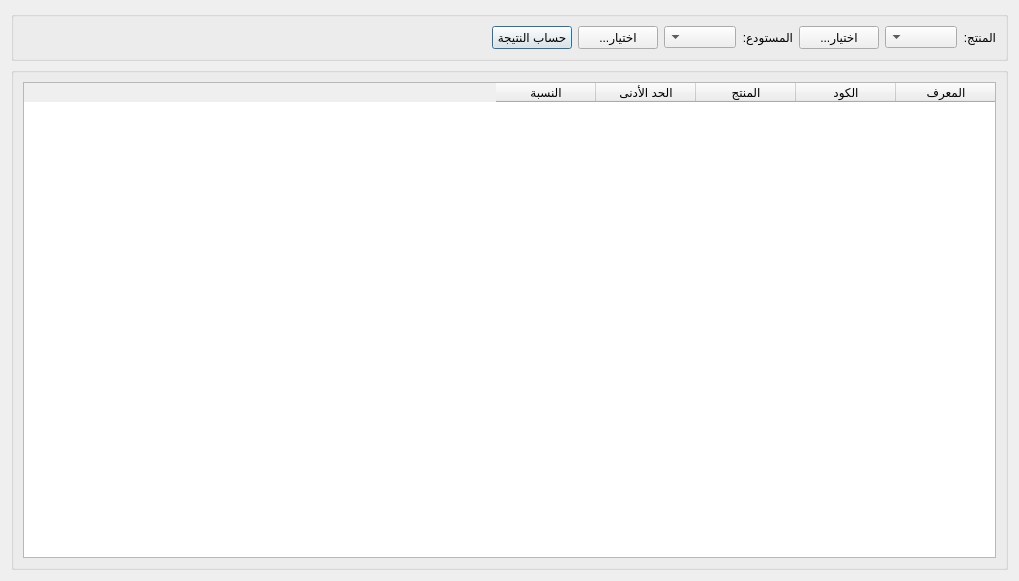
The window that Ui_ReOrderMaterialReport.ui (rabee361/E-commerce2) describes before a commit, drawn with Qt 5.
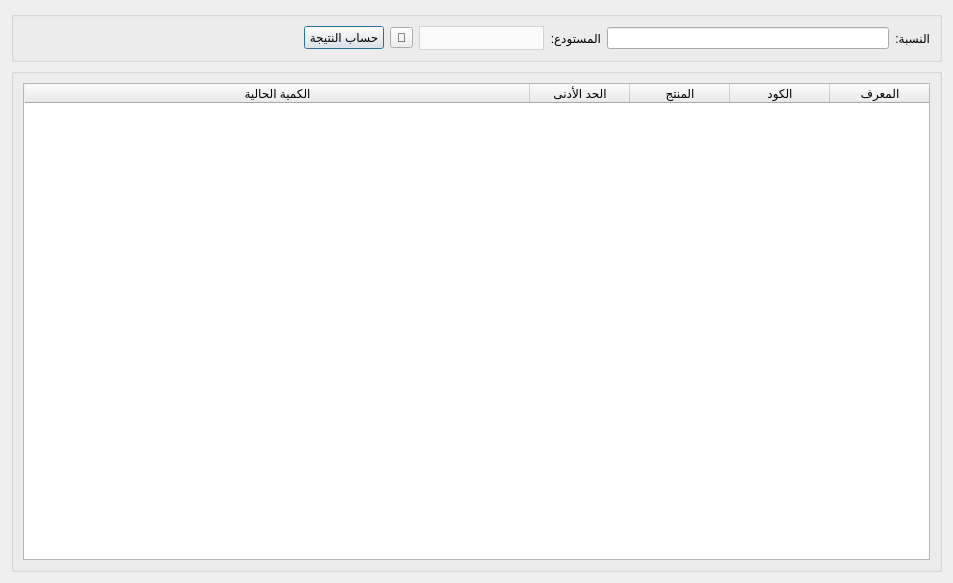
The same window after the commit. Icons and pictures are not drawn.

The edit to the form file:
```diff
--- a/Ui_ReOrderMaterialReport.ui
+++ b/Ui_ReOrderMaterialReport.ui
@@ -9,8 +9,8 @@
    <rect>
     <x>0</x>
     <y>0</y>
-    <width>1019</width>
-    <height>581</height>
+    <width>953</width>
+    <height>583</height>
    </rect>
   </property>
   <property name="windowTitle">
@@ -42,7 +42,7 @@
          <enum>Qt::RightToLeft</enum>
         </property>
         <attribute name="horizontalHeaderStretchLastSection">
-         <bool>false</bool>
+         <bool>true</bool>
         </attribute>
         <attribute name="verticalHeaderStretchLastSection">
          <bool>false</bool>
@@ -69,7 +69,7 @@
         </column>
         <column>
          <property name="text">
-          <string>النسبة</string>
+          <string>الكمية الحالية</string>
          </property>
         </column>
        </widget>
@@ -82,7 +82,7 @@
      <property name="maximumSize">
       <size>
        <width>16777215</width>
-       <height>60</height>
+       <height>16777215</height>
       </size>
      </property>
      <property name="layoutDirection">
@@ -92,41 +92,59 @@
       <string/>
      </property>
      <layout class="QGridLayout" name="gridLayout">
-      <item row="0" column="7">
+      <item row="0" column="2">
+       <widget class="QLabel" name="label_2">
+        <property name="text">
+         <string>المستودع:</string>
+        </property>
+       </widget>
+      </item>
+      <item row="0" column="4">
+       <widget class="QToolButton" name="select_warehouse_btn">
+        <property name="text">
+         <string>🔎</string>
+        </property>
+       </widget>
+      </item>
+      <item row="0" column="0">
+       <widget class="QLabel" name="label_3">
+        <property name="text">
+         <string>النسبة:</string>
+        </property>
+       </widget>
+      </item>
+      <item row="0" column="5">
        <widget class="QPushButton" name="calc_btn">
         <property name="text">
          <string>حساب النتيجة</string>
         </property>
        </widget>
       </item>
-      <item row="0" column="5">
-       <widget class="QComboBox" name="warehouse_combobox"/>
-      </item>
       <item row="0" column="1">
-       <widget class="QComboBox" name="product_combobox">
-        <property name="maximumSize">
-         <size>
-          <width>500</width>
-          <height>16777215</height>
-         </size>
-        </property>
-       </widget>
-      </item>
-      <item row="0" column="4">
-       <widget class="QLabel" name="label_2">
-        <property name="text">
-         <string>المستودع:</string>
-        </property>
-       </widget>
+       <widget class="QLineEdit" name="percent_input"/>
       </item>
       <item row="0" column="3">
-       <widget class="QPushButton" name="select_product_btn">
-        <property name="text">
-         <string>...اختيار</string>
+       <widget class="QComboBox" name="warehouse_combobox">
+        <property name="minimumSize">
+         <size>
+          <width>125</width>
+          <height>0</height>
+         </size>
+        </property>
+        <property name="styleSheet">
+         <string notr="true">QComboBox {
+        background-color: #fafafa;
+        border: 1px solid lightgrey;		
+		height: 22px;
+		color: black;
+    }
+    QComboBox::drop-down {
+        border: none;
+    }</string>
         </property>
        </widget>
       </item>
-      <item row="0" column="8">
+      <item row="0" column="6">
        <spacer name="horizontalSpacer_2">
         <property name="orientation">
          <enum>Qt::Horizontal</enum>
@@ -139,26 +157,6 @@
         </property>
        </spacer>
       </item>
-      <item row="0" column="0">
-       <widget class="QLabel" name="label">
-        <property name="maximumSize">
-         <size>
-          <width>50</width>
-          <height>16777215</height>
-         </size>
-        </property>
-        <property name="text">
-         <string>المنتج:</string>
-        </property>
-       </widget>
-      </item>
-      <item row="0" column="6">
-       <widget class="QPushButton" name="select_warehouse_btn">
-        <property name="text">
-         <string>...اختيار</string>
-        </property>
-       </widget>
-      </item>
      </layout>
     </widget>
    </item>
```
Left out of the diff: 4 changed lines with no effect on the pictures.
